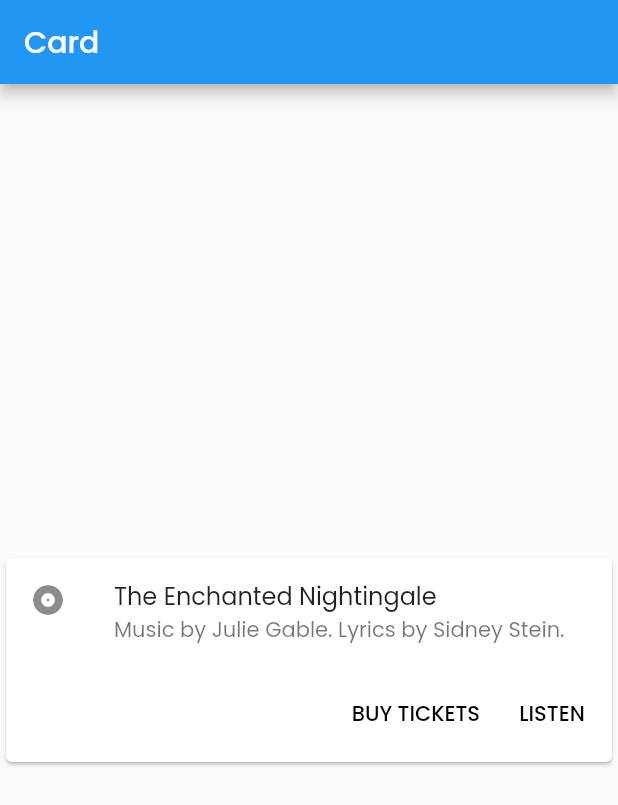
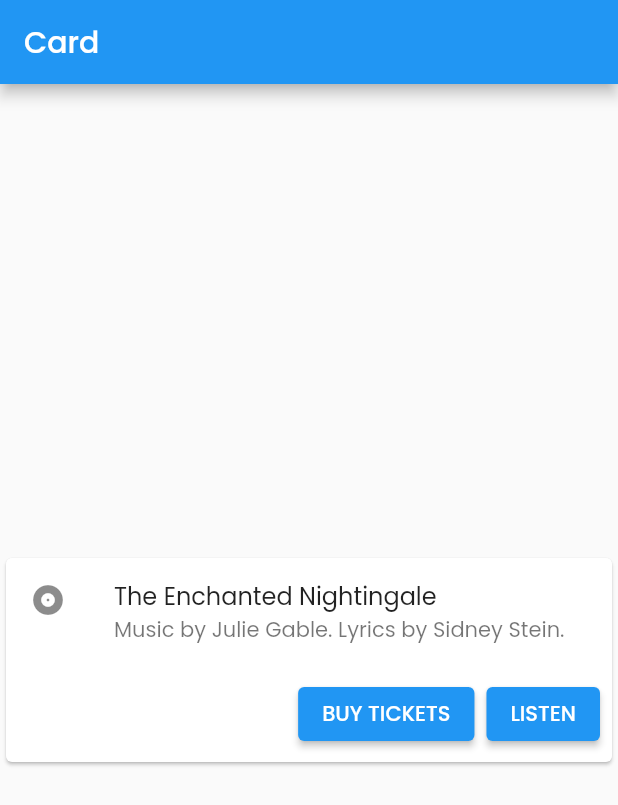
Before and after one commit to tusharhow/ezymedik-app, a Flutter app: the CardScreen screen opened directly, on a phone screen of 412 x 824 dp. Shown: the top 805 px of the screen. Run offline on Flutter 3.47's test engine with Material 2 defaults, Android fonts, the phone set to English and light mode, and no system bars; our stand-ins replace flutter_svg, google_fonts, persistent_bottom_nav_bar.

Commit message:
File arranged

```diff
--- a/lib/main.dart
+++ b/lib/main.dart
@@ -1,11 +1,7 @@
-import 'package:ezymedik_app/confirmation_widgets/ambulance_confirmation.dart';
-import 'package:ezymedik_app/screens/home_page.dart';
 import 'package:flutter/material.dart';
 import 'package:google_fonts/google_fonts.dart';
-// import 'package:google_fonts/google_fonts.dart';
+import 'screens/main_screen.dart';
 
-import 'screens/main_screen.dart';
-import 'screens/nav_bar.dart';
 
 void main() {
   runApp(const MyApp());
--- a/lib/screens/auth/login_screen.dart
+++ b/lib/screens/auth/login_screen.dart
@@ -2,8 +2,6 @@ import 'package:ezymedik_app/components/navigate.dart';
 import 'package:ezymedik_app/components/reusable_form.dart';
 import 'package:ezymedik_app/components/reusble_button.dart';
 import 'package:ezymedik_app/constants.dart';
-import 'package:ezymedik_app/screens/auth/signup_screen.dart';
-import 'package:ezymedik_app/screens/home_page.dart';
 import 'package:flutter/material.dart';
 import 'package:flutter_svg/flutter_svg.dart';
 
--- a/lib/screens/card_screen.dart
+++ b/lib/screens/card_screen.dart
@@ -23,11 +23,11 @@ class CardScreen extends StatelessWidget {
                 // make buttons use the appropriate styles for cards
                 child: ButtonBar(
                   children: <Widget>[
-                    FlatButton(
+                    ElevatedButton(
                       child: const Text('BUY TICKETS'),
                       onPressed: () {/* ... */},
                     ),
-                    FlatButton(
+                    ElevatedButton(
                       child: const Text('LISTEN'),
                       onPressed: () {/* ... */},
                     ),
--- a/lib/screens/choose_hospital.dart
+++ b/lib/screens/choose_hospital.dart
@@ -2,7 +2,6 @@ import 'package:ezymedik_app/components/navigate.dart';
 import 'package:ezymedik_app/components/reusble_button.dart';
 import 'package:ezymedik_app/screens/set_hospital.dart';
 import 'package:flutter/material.dart';
-import 'package:getwidget/getwidget.dart';
 import 'package:google_fonts/google_fonts.dart';
 
 import '../constants.dart';
--- a/lib/screens/home_page.dart
+++ b/lib/screens/home_page.dart
@@ -1,12 +1,10 @@
 import 'package:ezymedik_app/components/navigate.dart';
 import 'package:ezymedik_app/constants.dart';
 import 'package:ezymedik_app/screens/book_appoinment.dart';
-import 'package:ezymedik_app/screens/profile.dart';
 import 'package:flutter/material.dart';
 import 'package:flutter/services.dart';
 import 'package:google_fonts/google_fonts.dart';
 import 'ambulance_request.dart';
-import 'card_screen.dart';
 import 'lab_results.dart';
 import 'my_appoinments.dart';
 import 'request_medication.dart';
--- a/lib/screens/my_appoinments.dart
+++ b/lib/screens/my_appoinments.dart
@@ -1,9 +1,5 @@
-import 'package:ezymedik_app/components/navigate.dart';
-import 'package:ezymedik_app/components/reusble_button.dart';
-import 'package:ezymedik_app/confirmation_widgets/appoinment_confirmation.dart';
 import 'package:flutter/material.dart';
 import 'package:google_fonts/google_fonts.dart';
-
 import '../constants.dart';
 
 class MyAppoinment extends StatelessWidget {
--- a/lib/screens/nhis_number.dart
+++ b/lib/screens/nhis_number.dart
@@ -1,10 +1,8 @@
 import 'package:ezymedik_app/components/navigate.dart';
 import 'package:ezymedik_app/components/reusble_button.dart';
 import 'package:ezymedik_app/constants.dart';
-import 'package:ezymedik_app/screens/auth/signup_screen.dart';
 import 'package:flutter/material.dart';
 import 'package:google_fonts/google_fonts.dart';
-
 import 'choose_hospital.dart';
 
 class NHISnumber extends StatelessWidget {
--- a/lib/screens/request_medication.dart
+++ b/lib/screens/request_medication.dart
@@ -3,8 +3,6 @@ import 'package:ezymedik_app/components/reusble_button.dart';
 import 'package:ezymedik_app/constants.dart';
 import 'package:flutter/material.dart';
 import 'package:google_fonts/google_fonts.dart';
-
-import '../confirmation_widgets/appoinment_confirmation.dart';
 import '../confirmation_widgets/medication_confirmation.dart';
 
 class RequestMedication extends StatelessWidget {
--- a/lib/screens/set_hospital.dart
+++ b/lib/screens/set_hospital.dart
@@ -1,9 +1,6 @@
-import 'package:ezymedik_app/components/navigate.dart';
 import 'package:flutter/material.dart';
 import 'package:google_fonts/google_fonts.dart';
-
 import '../constants.dart';
-import 'nhis_number.dart';
 
 class SetHospital extends StatelessWidget {
   const SetHospital({Key? key}) : super(key: key);
```
